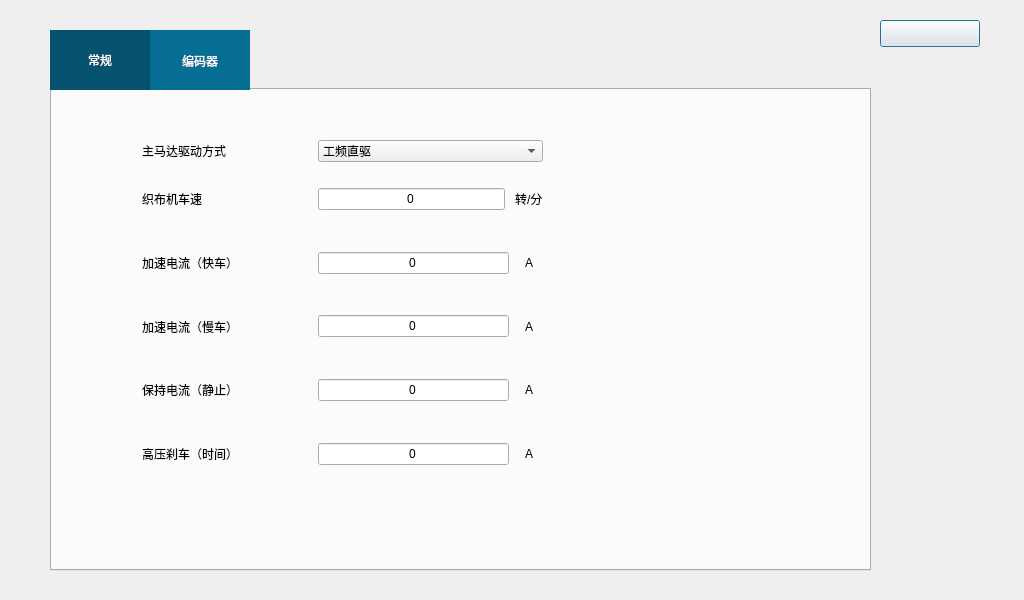
Above: mark1/ccsd03.ui from Avaloqi/release before the change. Below: the same form after it.
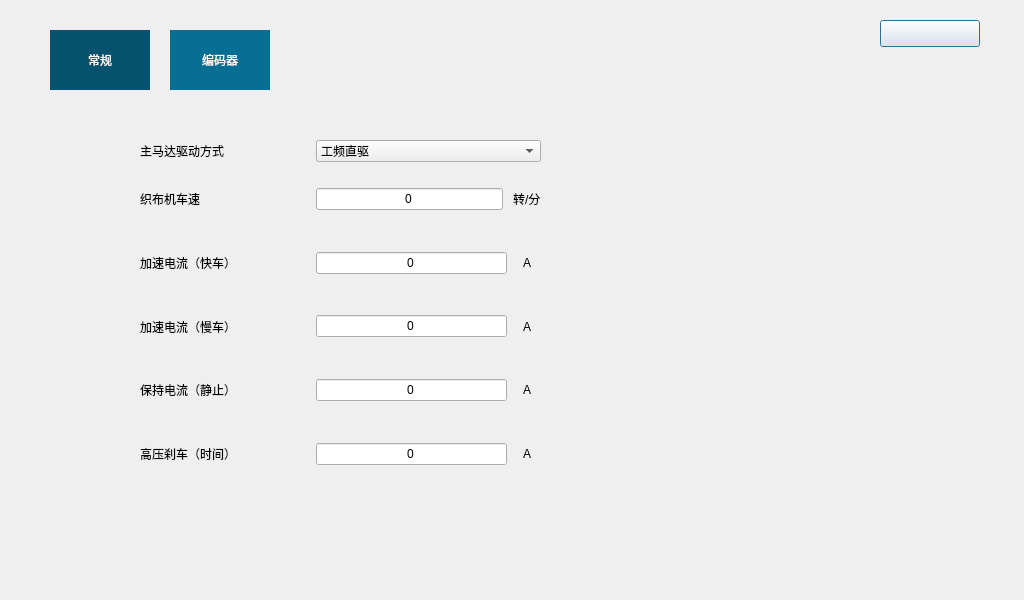
That is the form after the change.

What changed in the file:
```diff
--- a/mark1/ccsd03.ui
+++ b/mark1/ccsd03.ui
@@ -36,7 +36,10 @@
     </rect>
    </property>
    <property name="styleSheet">
-    <string notr="true">QTabBar::tab{min-height:60px;min-width:100px}
+    <string notr="true">QTabBar::tab{height:60px;min-width:100px;margin-right:20px;}
+QTabWidget::pane{
+	border:none;
+}
 QTabBar::tab{background-color:#066d93;color:white}
 QTabBar::tab::selected{background-color:#05526e;color:white}</string>
    </property>
```
